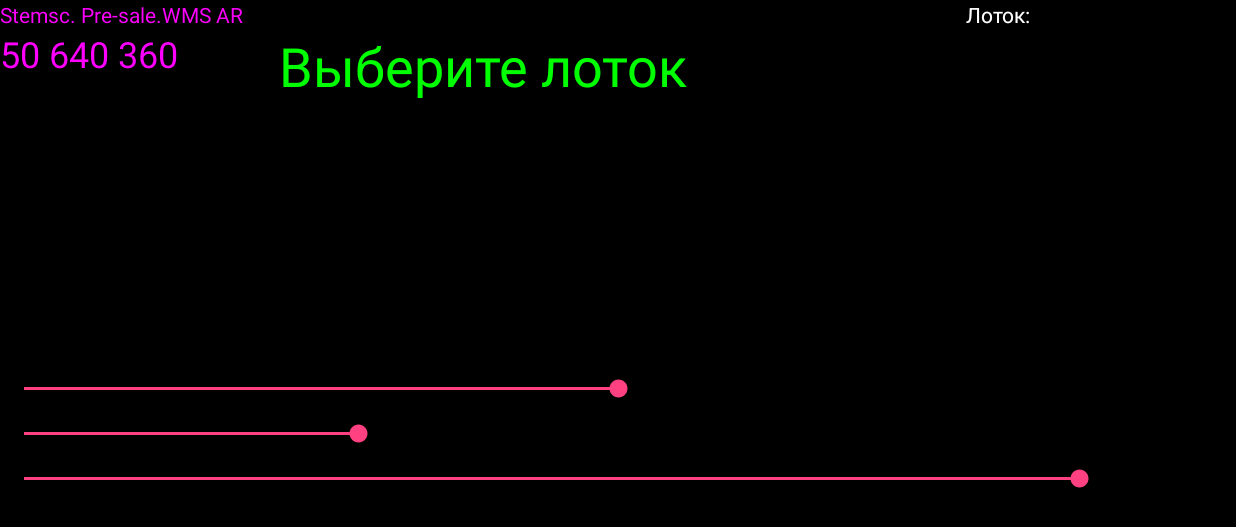
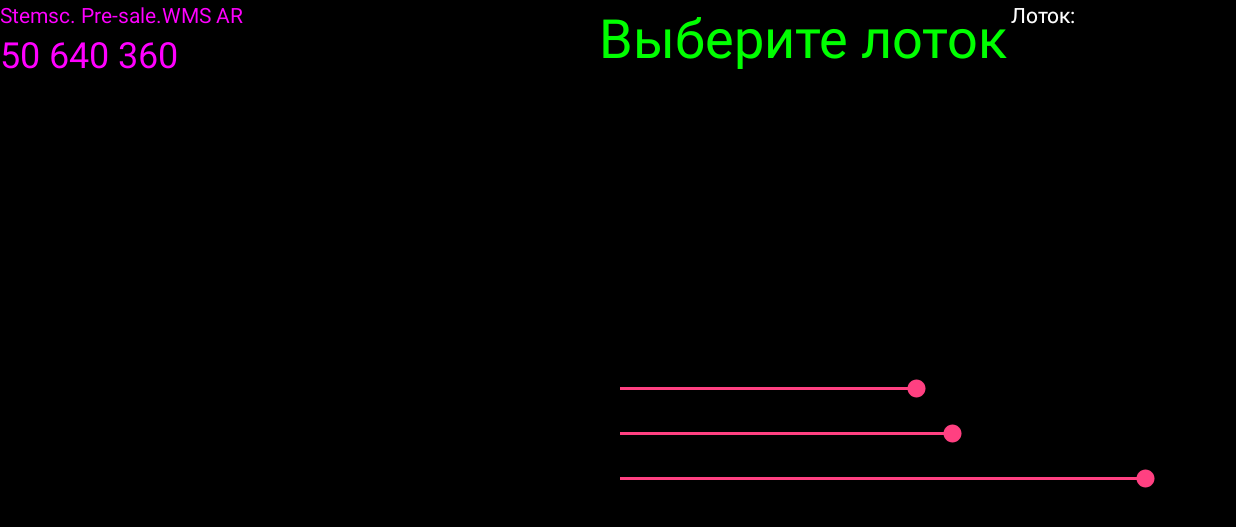
Before and after one commit to onbmob/bt, an Android app: the BarcodeCaptureActivity screen opened directly, with no data from a screen before it, on a phone screen of 824 x 412 dp (held sideways). Shown: the top 527 px of the screen. Run offline under Robolectric (Android 15) with nearby library versions, the phone set to English and light mode, and no system bars; 10 statements that could not run were skipped.

Commit message:
3d, убраны системные кнопки управления

```diff
--- a/app/src/main/java/com/stemsc/bt/BarcodeCaptureActivity.java
+++ b/app/src/main/java/com/stemsc/bt/BarcodeCaptureActivity.java
@@ -50,6 +50,7 @@ import android.widget.SeekBar;
 import android.widget.TextView;
 import android.widget.Toast;
 
+import com.epson.moverio.btcontrol.DisplayControl;
 import com.google.android.gms.common.ConnectionResult;
 import com.google.android.gms.common.GoogleApiAvailability;
 //import com.google.android.gms.common.api.CommonStatusCodes;
@@ -135,6 +136,9 @@ public final class BarcodeCaptureActivity extends Activity implements SeekBar.On
     private int mH;
     private int mW;
 
+    DisplayControl _displayControl;
+    int _mode, _backlight;
+
 
     /**
      * Initializes the UI and creates the detector pipeline.
@@ -144,10 +148,18 @@ public final class BarcodeCaptureActivity extends Activity implements SeekBar.On
         super.onCreate(icicle);
 
         //чтобы небыло заголовка активити
-        requestWindowFeature(Window.FEATURE_NO_TITLE);
+//        requestWindowFeature(Window.FEATURE_NO_TITLE);
         //убрать статусную строку
-        getWindow().setFlags(WindowManager.LayoutParams.FLAG_FULLSCREEN,
-                WindowManager.LayoutParams.FLAG_FULLSCREEN);
+//        getWindow().setFlags(WindowManager.LayoutParams.FLAG_FULLSCREEN,
+//                WindowManager.LayoutParams.FLAG_FULLSCREEN);
+
+        View view = this.getWindow().getDecorView();
+        if (Build.VERSION.SDK_INT >= Build.VERSION_CODES.KITKAT) {
+            view.setSystemUiVisibility(View.SYSTEM_UI_FLAG_HIDE_NAVIGATION |
+                    View.SYSTEM_UI_FLAG_FULLSCREEN | View.SYSTEM_UI_FLAG_IMMERSIVE_STICKY);
+        }
+
+
         setContentView(R.layout.barcode_capture);
         mPreview = (CameraSourcePreview) findViewById(R.id.preview);
         mGraphicOverlay = (GraphicOverlay<BarcodeGraphic>) findViewById(R.id.graphicOverlay);
@@ -202,7 +214,7 @@ public final class BarcodeCaptureActivity extends Activity implements SeekBar.On
         sbH.setOnSeekBarChangeListener(this);
 
         target = (TextView) findViewById(R.id.target);
-        RelativeLayout.LayoutParams MyParams = new RelativeLayout.LayoutParams(128*mS/10,72*mS/10);
+        RelativeLayout.LayoutParams MyParams = new RelativeLayout.LayoutParams(64*mS/10,72*mS/10);
         MyParams.addRule(RelativeLayout.ALIGN_PARENT_TOP);
         MyParams.addRule(RelativeLayout.ALIGN_PARENT_LEFT);
         MyParams.topMargin= mW;
@@ -213,6 +225,18 @@ public final class BarcodeCaptureActivity extends Activity implements SeekBar.On
         sbW.setProgress(mW);
         sbH.setProgress(mH);
         ((TextView) findViewById(R.id.taPar)).setText(""+mS+" "+mW+" "+mH);
+
+        // create instance
+        _displayControl = new DisplayControl(this);
+        // get current display condition
+        _mode = _displayControl.getMode();
+//        _backlight = _displayControl.getBacklight();
+
+        if (_mode == DisplayControl.DISPLAY_MODE_2D){
+            _mode = DisplayControl.DISPLAY_MODE_3D;
+            _displayControl.setMode(_mode,true);
+        }
+
 
 
         if (mRaw) {
@@ -474,7 +498,7 @@ public final class BarcodeCaptureActivity extends Activity implements SeekBar.On
     @Override
     public void onProgressChanged(SeekBar seekBar, int progress, boolean fromUser) {
 
-        RelativeLayout.LayoutParams MyParams = new RelativeLayout.LayoutParams(1280*sbS.getProgress()/100,720*sbS.getProgress()/100);
+        RelativeLayout.LayoutParams MyParams = new RelativeLayout.LayoutParams(64*sbS.getProgress()/10,72*sbS.getProgress()/10);
         MyParams.addRule(RelativeLayout.ALIGN_PARENT_TOP);
         MyParams.addRule(RelativeLayout.ALIGN_PARENT_LEFT);
         MyParams.topMargin= sbW.getProgress();
--- a/app/src/main/res/layout/barcode_capture.xml
+++ b/app/src/main/res/layout/barcode_capture.xml
@@ -6,9 +6,9 @@
     android:id="@+id/topLayout"
     android:layout_width="match_parent"
     android:layout_height="match_parent"
+    android:background="#000"
     android:keepScreenOn="true"
-    android:orientation="vertical"
-    android:background="#000">
+    android:orientation="vertical">
 
     <!--
 
@@ -27,8 +27,12 @@
         android:id="@+id/preview"
         android:layout_width="match_parent"
         android:layout_height="match_parent"
-        android:orientation="vertical"
-        />
+        android:orientation="vertical" />
+
+    <RelativeLayout
+        android:id="@+id/rlR"
+        android:layout_width="640px"
+        android:layout_height="match_parent">
 
         <TextView
             android:id="@+id/textView3"
@@ -45,12 +49,23 @@
             android:id="@+id/taPar"
             android:layout_width="wrap_content"
             android:layout_height="wrap_content"
+            android:layout_alignParentLeft="true"
+            android:layout_alignParentStart="true"
+            android:layout_below="@+id/textView3"
             android:text=""
             android:textColor="@color/colorMagenta"
-        android:textSize="24dp"
-        android:layout_below="@+id/textView3"
-        android:layout_alignParentLeft="true"
-        android:layout_alignParentStart="true" />
+            android:textSize="24dp" />
+
+    </RelativeLayout>
+
+    <RelativeLayout
+        android:id="@+id/rlL"
+        android:layout_width="640px"
+        android:layout_height="match_parent"
+        android:layout_alignParentEnd="true"
+        android:layout_alignParentRight="true"
+        android:layout_alignParentTop="true">
+
 
         <SeekBar
             android:id="@+id/seekBarS"
@@ -65,9 +80,8 @@
             android:layout_width="match_parent"
             android:layout_height="wrap_content"
             android:layout_marginTop="280dp"
-        android:max="1280"
-        android:progress="5"
-        />
+            android:max="640"
+            android:progress="5" />
 
         <SeekBar
             android:id="@+id/seekBarW"
@@ -75,8 +89,7 @@
             android:layout_height="wrap_content"
             android:layout_marginTop="310dp"
             android:max="720"
-        android:progress="5"
-        />
+            android:progress="5" />
 
         <TextView
             android:id="@+id/target"
@@ -86,7 +99,7 @@
 
         <RelativeLayout
             android:id="@+id/lLayout1"
-        android:layout_width="180dp"
+            android:layout_width="150dp"
             android:layout_height="wrap_content"
             android:layout_alignParentBottom="true"
             android:layout_alignParentRight="true"
@@ -217,7 +230,6 @@
             android:layout_height="wrap_content"
             android:layout_alignParentLeft="true"
             android:layout_alignParentStart="true"
-        android:layout_below="@+id/textView3"
             android:layout_toLeftOf="@+id/lLayout1"
             android:layout_toStartOf="@+id/lLayout1"
             android:background="#0000">
@@ -242,3 +254,4 @@
             android:orientation="horizontal" />
 
     </RelativeLayout>
+</RelativeLayout>
```
Also changed, not shown: app/src/main/res/layout-v17/activity_setting.xml (+0 -21 lines), app/src/main/res/layout/activity_setting.xml (+1 -32 lines). Lines whose indentation alone changed are shown as unchanged.
